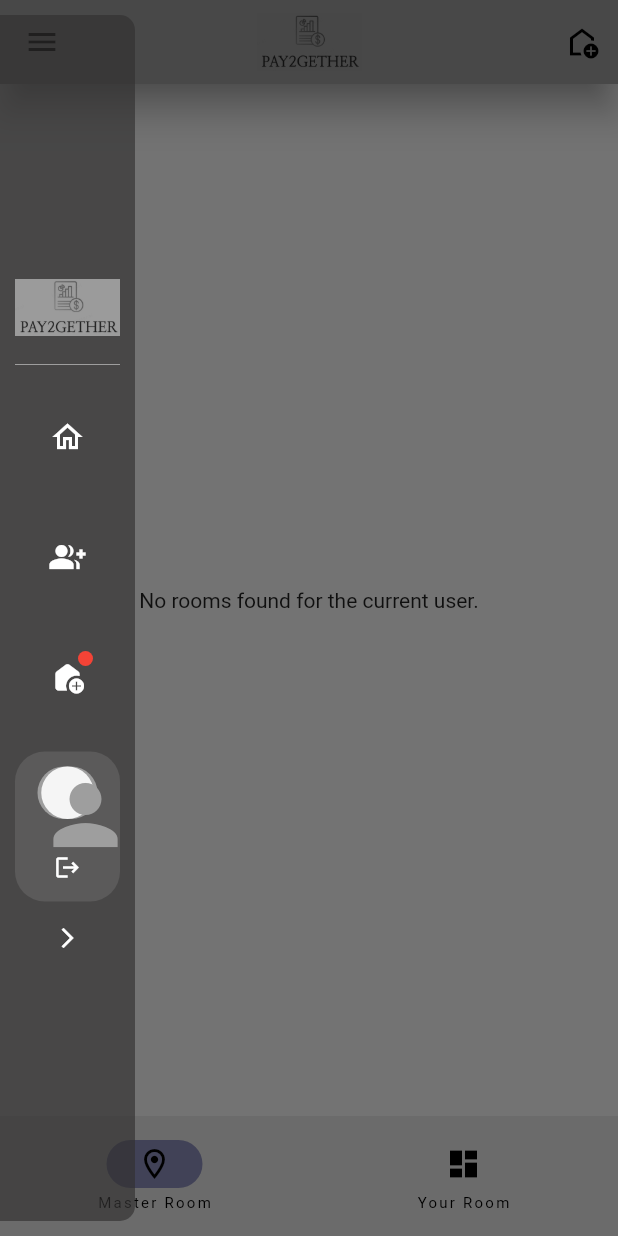
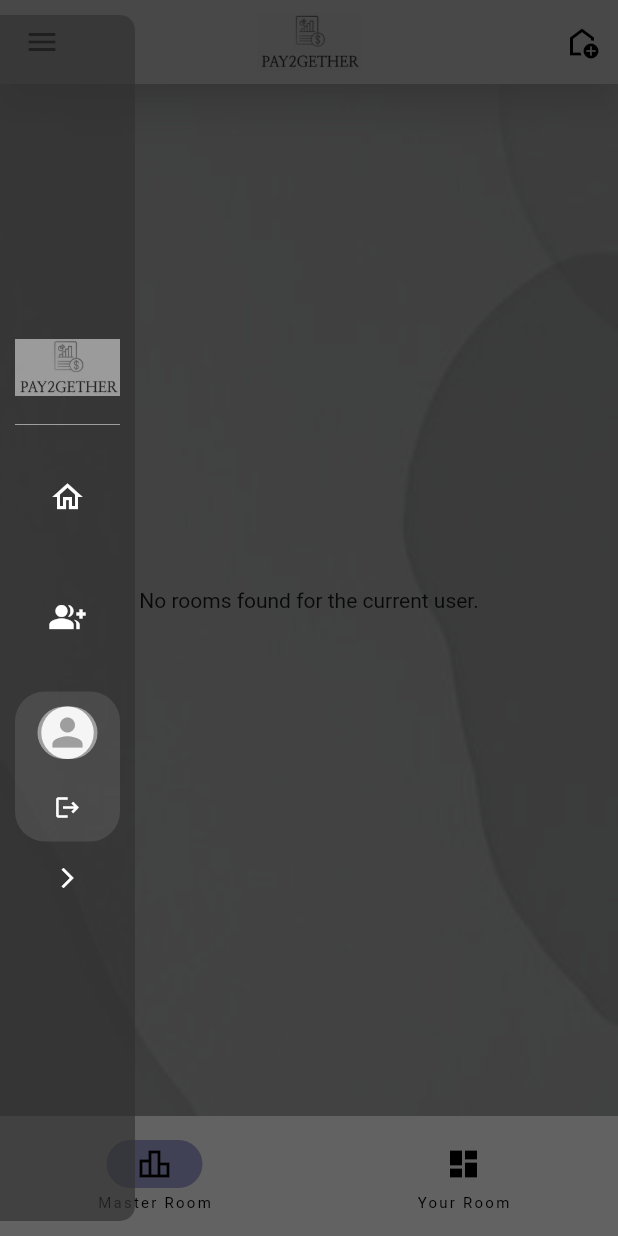
Before and after one commit to Ashyraf/pay2gether, a Flutter app: the screen it shows once a user with an empty profile is signed in, after a tap on the "menu" icon, on a phone screen of 412 x 824 dp. Run offline on Flutter 3.47's test engine with Material 2 defaults, Android fonts, the phone set to English and light mode, and no system bars; our stand-ins replace cloud_firestore, firebase_auth, firebase_core, firebase_messaging, firebase_storage, image_picker and 1 more; accounts and stored records are empty.

Commit message:
update style

```diff
--- a/lib/Design/Drawer/custom_drawer.dart
+++ b/lib/Design/Drawer/custom_drawer.dart
@@ -51,12 +51,6 @@ class _CustomDrawerState extends State<CustomDrawer> {
                 title: 'Friend',
                 infoCount: 0,
               ),
-              CustomListTile(
-                isCollapsed: drawerState.isCollapsed,
-                icon: Icons.add_home_rounded,
-                title: 'Create Room',
-                infoCount: 8,
-              ),
               const SizedBox(height: 10),
               BottomUserInfo(isCollapsed: drawerState.isCollapsed),
               Align(
--- a/lib/Design/Drawer/custom_list_tile.dart
+++ b/lib/Design/Drawer/custom_list_tile.dart
@@ -24,8 +24,6 @@ class CustomListTile extends StatelessWidget {
         final Map<String, String> routes = {
           'Home': '/home',
           'Friend': '/friend',
-          'Create Room': '/create',
-
           // Add more routes as needed
         };
 
--- a/lib/Design/Drawer/user_info.dart
+++ b/lib/Design/Drawer/user_info.dart
@@ -83,7 +83,7 @@ class _BottomUserInfoState extends State<BottomUserInfo> {
                               ? NetworkImage(profileImageUrl!)
                               : null,
                           child: profileImageUrl!.isEmpty
-                              ? Icon(Icons.person, size: 64, color: Colors.grey)
+                              ? Icon(Icons.person, size: 20, color: Colors.grey)
                               : null,
                         ),
                       ),
@@ -151,7 +151,7 @@ class _BottomUserInfoState extends State<BottomUserInfo> {
                           ? NetworkImage(profileImageUrl!)
                           : null,
                       child: profileImageUrl!.isEmpty
-                          ? Icon(Icons.person, size: 64, color: Colors.grey)
+                          ? Icon(Icons.person, size: 30, color: Colors.grey)
                           : null,
                     ),
                   ),
--- a/lib/screen/HomeMain/homepage.dart
+++ b/lib/screen/HomeMain/homepage.dart
@@ -32,6 +32,7 @@ class _HomePageState extends State<HomePage> {
       appBar: reusableAppBar(_scaffoldKey, context),
       drawer: const CustomDrawer(),
       bottomNavigationBar: NavigationBar(
+        backgroundColor: Colors.grey.withOpacity(0.4),
         onDestinationSelected: (int newIndex) {
           _pageController.animateToPage(
             newIndex,
@@ -43,8 +44,8 @@ class _HomePageState extends State<HomePage> {
         selectedIndex: currentPageIndex,
         destinations: const <Widget>[
           NavigationDestination(
-            selectedIcon: Icon(Icons.room_outlined),
-            icon: Icon(Icons.room_outlined),
+            selectedIcon: Icon(Icons.leaderboard_outlined),
+            icon: Icon(Icons.leaderboard_outlined),
             label: 'Master Room',
           ),
           NavigationDestination(
@@ -53,7 +54,9 @@ class _HomePageState extends State<HomePage> {
           ),
         ],
       ),
-      body: PageView(
+      body: Container(
+        decoration: decorationWithBackground(),
+        child: PageView(
           controller: _pageController,
           onPageChanged: (int newIndex) {
             setState(() {
@@ -65,6 +68,7 @@ class _HomePageState extends State<HomePage> {
             RoomCard(),
           ],
         ),
+      ),
     );
   }
 }
```
Also changed, not shown: lib/reusable_widget/reusev2.dart (+2 -13 lines), assets/images/backgroundpay.jpg (added). Lines whose indentation alone changed are shown as unchanged.
